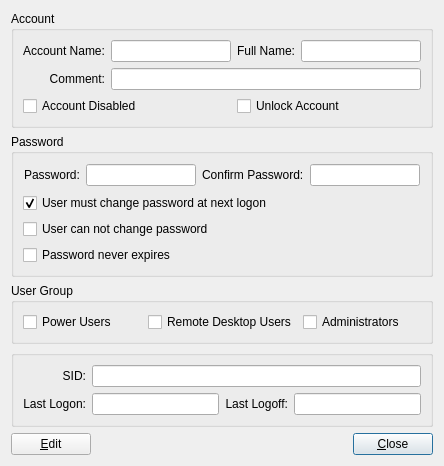
First picture: the form in src/plugins/controlcenter/usersmanagement/winuserinfowidget.ui, repository ihehui/managementsystem, before the edit.
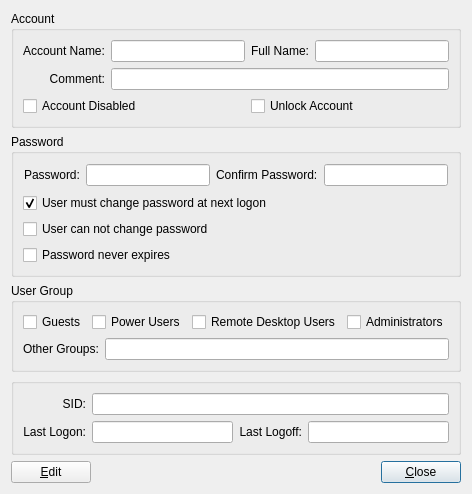
Second picture: the form after the edit.

What changed in the file:
```diff
--- a/src/plugins/controlcenter/usersmanagement/winuserinfowidget.ui
+++ b/src/plugins/controlcenter/usersmanagement/winuserinfowidget.ui
@@ -6,8 +6,8 @@
    <rect>
     <x>0</x>
     <y>0</y>
-    <width>444</width>
-    <height>401</height>
+    <width>456</width>
+    <height>431</height>
    </rect>
   </property>
   <property name="windowTitle">
@@ -99,7 +99,16 @@
      <property name="title">
       <string>User Group</string>
      </property>
+     <layout class="QVBoxLayout" name="verticalLayout">
+      <item>
      <layout class="QHBoxLayout" name="horizontalLayout">
+        <item>
+         <widget class="QCheckBox" name="checkBoxGuests">
+          <property name="text">
+           <string>Guests</string>
+          </property>
+         </widget>
+        </item>
       <item>
        <widget class="QCheckBox" name="checkBoxPowerUsers">
         <property name="text">
@@ -122,6 +131,22 @@
        </widget>
       </item>
      </layout>
+      </item>
+      <item>
+       <layout class="QHBoxLayout" name="horizontalLayout_4">
+        <item>
+         <widget class="QLabel" name="labelGroupsOther">
+          <property name="text">
+           <string>Other Groups:</string>
+          </property>
+         </widget>
+        </item>
+        <item>
+         <widget class="QLineEdit" name="lineEditGroupsOther"/>
+        </item>
+       </layout>
+      </item>
+     </layout>
     </widget>
    </item>
    <item row="1" column="0">
```
Left out of the diff: 6 changed lines with no effect on the pictures. Lines whose indentation alone changed are shown as unchanged.
